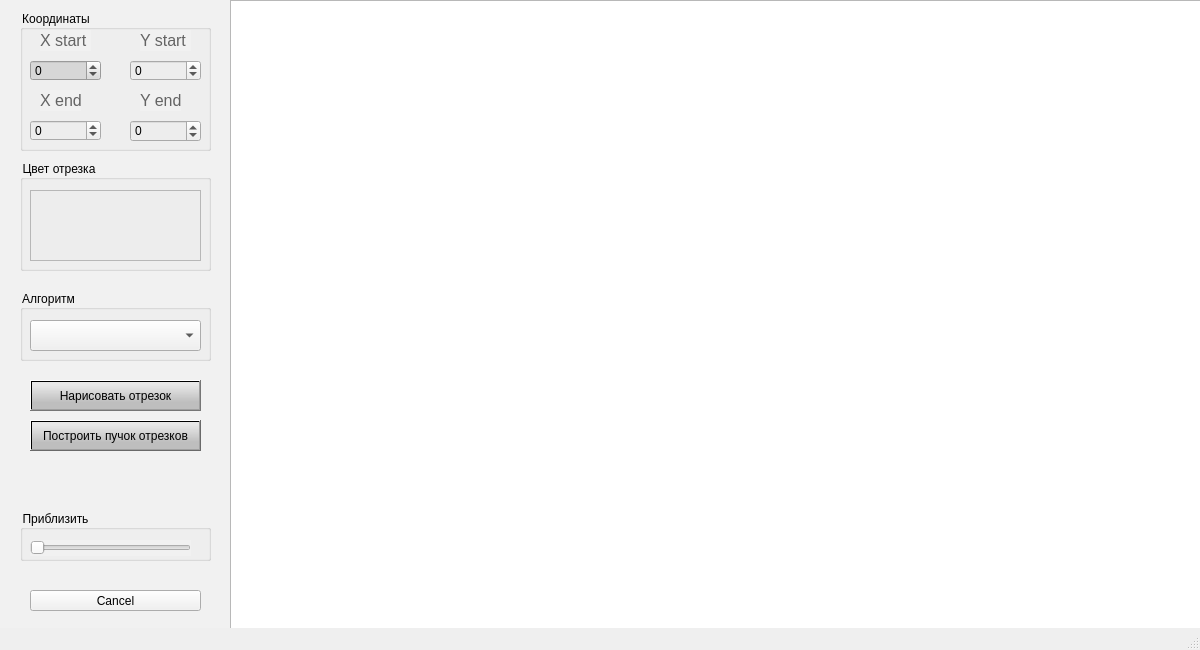
Before: the Qt Designer form lab_3/mainwindow.ui in ochensad/CG, drawn with Qt 5.
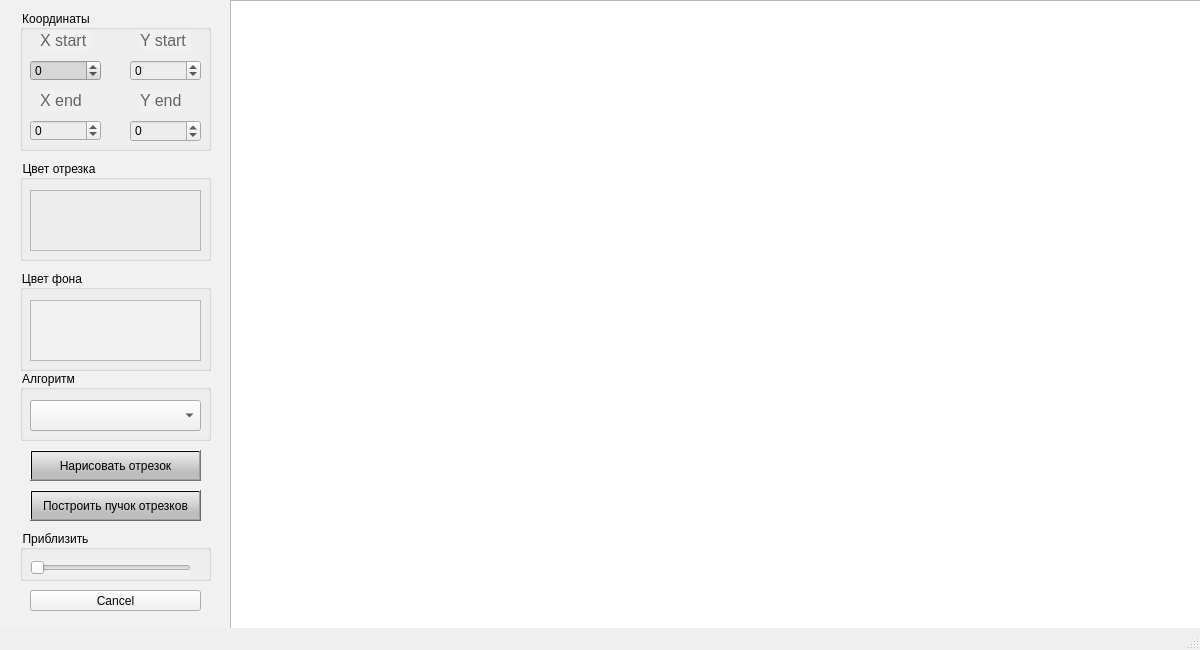
After: the same form once the commit is applied.

Diff of the .ui file:
```diff
--- a/lab_3/mainwindow.ui
+++ b/lab_3/mainwindow.ui
@@ -45,7 +45,7 @@
      <property name="geometry">
       <rect>
        <x>30</x>
-       <y>420</y>
+       <y>490</y>
        <width>171</width>
        <height>31</height>
       </rect>
@@ -752,7 +752,7 @@
      <property name="geometry">
       <rect>
        <x>30</x>
-       <y>380</y>
+       <y>450</y>
        <width>171</width>
        <height>31</height>
       </rect>
@@ -3269,7 +3269,7 @@
        <x>20</x>
        <y>160</y>
        <width>191</width>
-       <height>111</height>
+       <height>101</height>
       </rect>
      </property>
      <property name="title">
@@ -3308,7 +3308,7 @@
         <x>10</x>
         <y>30</y>
         <width>171</width>
-        <height>71</height>
+        <height>61</height>
        </rect>
       </property>
       <property name="palette">
@@ -3899,7 +3899,7 @@
      <property name="geometry">
       <rect>
        <x>20</x>
-       <y>290</y>
+       <y>370</y>
        <width>191</width>
        <height>71</height>
       </rect>
@@ -3922,7 +3922,7 @@
      <property name="geometry">
       <rect>
        <x>20</x>
-       <y>510</y>
+       <y>530</y>
        <width>191</width>
        <height>51</height>
       </rect>
@@ -3950,6 +3950,52 @@
       </property>
      </widget>
     </widget>
+    <widget class="QGroupBox" name="groupBox_5">
+     <property name="geometry">
+      <rect>
+       <x>20</x>
+       <y>270</y>
+       <width>191</width>
+       <height>101</height>
+      </rect>
+     </property>
+     <property name="title">
+      <string>Цвет фона</string>
+     </property>
+     <widget class="QScrollArea" name="scrollArea_2">
+      <property name="geometry">
+       <rect>
+        <x>20</x>
+        <y>30</y>
+        <width>161</width>
+        <height>61</height>
+       </rect>
+      </property>
+      <property name="widgetResizable">
+       <bool>true</bool>
+      </property>
+      <widget class="QWidget" name="scrollAreaWidgetContents_2">
+       <property name="geometry">
+        <rect>
+         <x>0</x>
+         <y>0</y>
+         <width>159</width>
+         <height>59</height>
+        </rect>
+       </property>
+      </widget>
+     </widget>
+     <widget class="QListWidget" name="listWidget_2">
+      <property name="geometry">
+       <rect>
+        <x>10</x>
+        <y>30</y>
+        <width>171</width>
+        <height>61</height>
+       </rect>
+      </property>
+     </widget>
+    </widget>
    </widget>
    <widget class="QGraphicsView" name="graphicsView">
     <property name="geometry">
```
